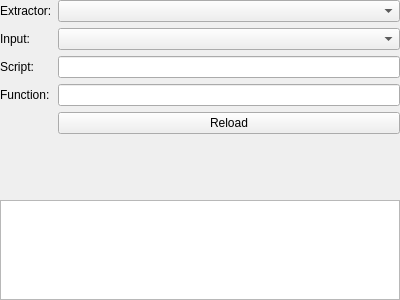
This is src/extractoreditorwidget.ui in KDE/kitinerary-workbench as Qt 5 draws it before an edit. The edited form follows.
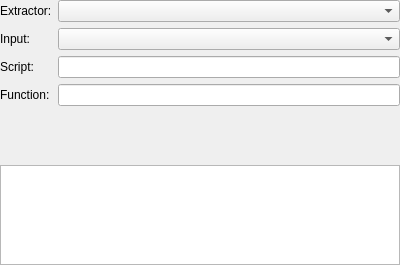
This is the edited form.

Commit message:
Move reload actions to the menu
Also, disambiguate the extractor re-run shortcut.

```diff
--- a/src/extractoreditorwidget.ui
+++ b/src/extractoreditorwidget.ui
@@ -7,7 +7,7 @@
     <x>0</x>
     <y>0</y>
     <width>400</width>
-    <height>300</height>
+    <height>265</height>
    </rect>
   </property>
   <layout class="QVBoxLayout" name="topLayout">
@@ -77,13 +77,6 @@
      <item row="3" column="1">
       <widget class="QLineEdit" name="functionEdit"/>
      </item>
-     <item row="4" column="1">
-      <widget class="QPushButton" name="reloadButton">
-       <property name="text">
-        <string>Reload</string>
-       </property>
-      </widget>
-     </item>
     </layout>
    </item>
    <item>
```
The commit also changes 5 other files.
